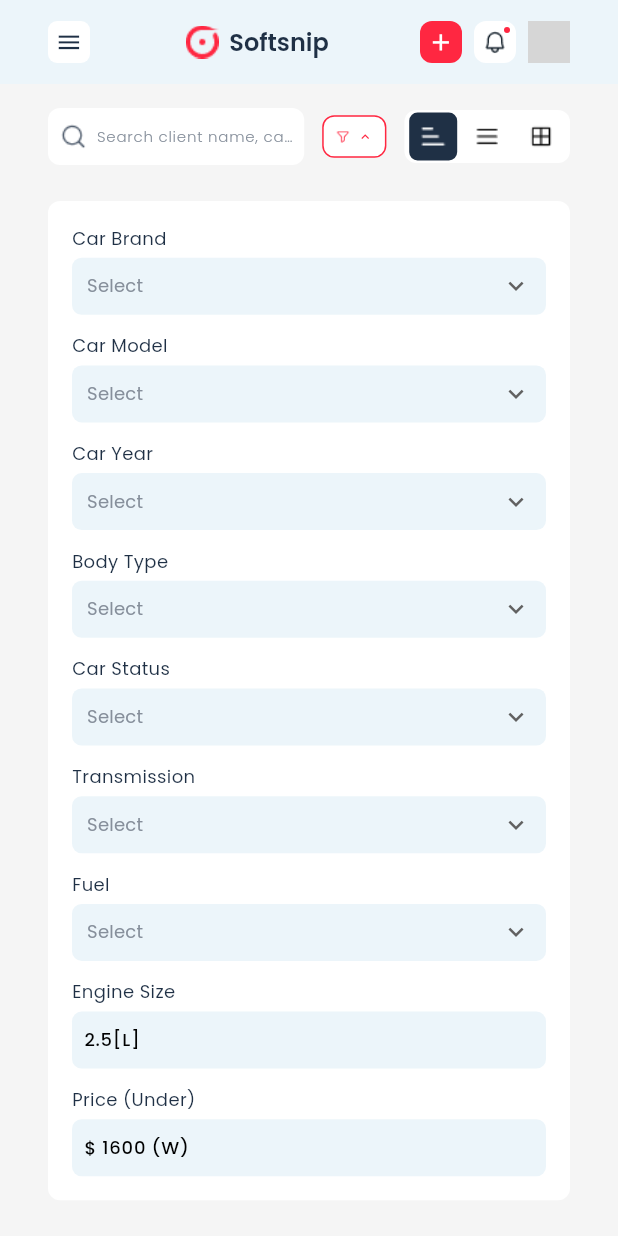
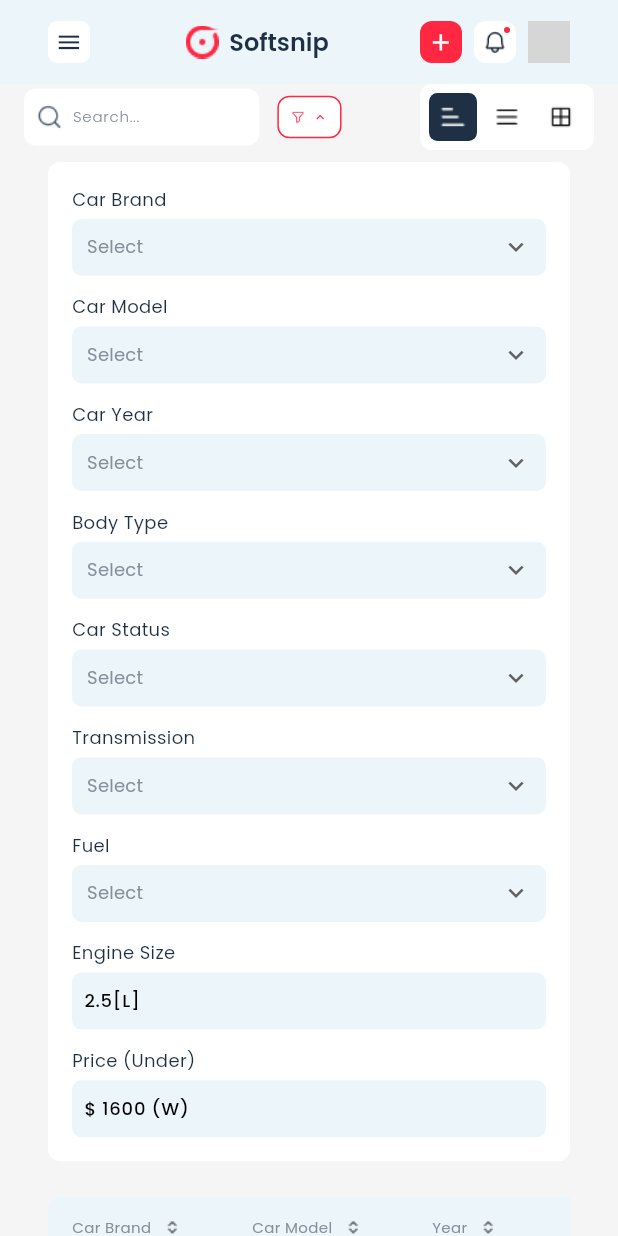
Before and after one commit to huzaifa-huzzi/Car_Rental_Project, a Flutter app: the screen it shows after launch, after a tap on the "keyboard arrow down" icon, on a phone screen of 412 x 824 dp. Run offline on Flutter 3.47's test engine with Material 3 defaults, Android fonts, the light colour scheme and no system bars; our stand-ins replace dotted_border, file_picker, get, go_router, google_fonts, url_strategy; network calls fail; grey boxes are pictures that could not be loaded.

Commit message:
Responsivness issue of cardListItem Done

```diff
--- a/lib/Car Inventory/AddingCar/AddingCar.dart
+++ b/lib/Car Inventory/AddingCar/AddingCar.dart
@@ -9,7 +9,7 @@ class AddingCarScreen extends StatelessWidget {
   @override
   Widget build(BuildContext context) {
 
-    // ✅ VARIABLES ALWAYS HERE
+
     final bool isMobile = AppSizes.isMobile(context);
     final bool isTablet = AppSizes.isTablet(context);
     final bool isWeb = AppSizes.isWeb(context);
--- a/lib/Car Inventory/Car Directory/CarInventoryController.dart
+++ b/lib/Car Inventory/Car Directory/CarInventoryController.dart
@@ -45,46 +45,40 @@ class CarInventoryController extends GetxController {
   /// Reusable Widget Controller
    // pagination  Widget
   final RxInt currentPage = 1.obs;
-  final int pageSize = 8;
+
+  // Make pageSize reactive
+  final RxInt pageSize = 8.obs;
 
   RxList<Map<String, dynamic>> carList = <Map<String, dynamic>>[].obs;
 
-
-  int get totalPages => (carList.length / pageSize).ceil();
-
+  int get totalPages => (carList.length / pageSize.value).ceil();
 
   RxList<Map<String, dynamic>> get displayedCarList {
-    int start = (currentPage.value - 1) * pageSize;
-    int end = start + pageSize;
-    if (end > carList.length) {
-      end = carList.length;
-    }
-
+    int start = (currentPage.value - 1) * pageSize.value;
+    int end = start + pageSize.value;
+    if (end > carList.length) end = carList.length;
 
     if (carList.isEmpty) return <Map<String, dynamic>>[].obs;
 
     return carList.sublist(start, end).obs;
   }
 
-
   void goToPreviousPage() {
-    if (currentPage.value > 1) {
-      currentPage.value--;
-    }
+    if (currentPage.value > 1) currentPage.value--;
   }
 
-
   void goToNextPage() {
-    if (currentPage.value < totalPages) {
-      currentPage.value++;
-    }
+    if (currentPage.value < totalPages) currentPage.value++;
   }
 
+  void goToPage(int page) {
+    if (page >= 1 && page <= totalPages) currentPage.value = page;
+  }
 
-  void goToPage(int page) {
-    if (page >= 1 && page <= totalPages) {
-      currentPage.value = page;
-    }
+  /// Set a new page size from dropdown
+  void setPageSize(int newSize) {
+    pageSize.value = newSize;
+    currentPage.value = 1;
   }
 
 
--- a/lib/Car Inventory/Car Directory/ListViewScreen/ListViewScreen.dart
+++ b/lib/Car Inventory/Car Directory/ListViewScreen/ListViewScreen.dart
@@ -12,7 +12,8 @@ class ListViewScreen extends StatelessWidget {
   Widget build(BuildContext context) {
     final isMobile = AppSizes.isMobile(context);
     final isTab = AppSizes.isTablet(context);
-    final needHorizontalScroll = isMobile || isTab;
+    final isWeb = AppSizes.isWeb(context);
+    final needHorizontalScroll = isMobile || isTab || isWeb; // web also scrollable now
     final tablePadding = AppSizes.padding(context);
     final baseVerticalSpace = AppSizes.verticalPadding(context);
 
@@ -20,7 +21,6 @@ class ListViewScreen extends StatelessWidget {
       builder: (context, constraints) {
         Widget cardListContent = Column(
           children: [
-
             CarListCard(
               image: ImageString.astonPic,
               name: "Aston",
@@ -32,15 +32,11 @@ class ListViewScreen extends StatelessWidget {
               status: "Available",
               regId: "HPC-982",
               onView: () {
-                context.push(
-                  '/cardetails',
-                  extra: {"hideMobileAppBar": true},
-                );
+                context.push('/cardetails', extra: {"hideMobileAppBar": true});
               },
               onEdit: () {},
               onDelete: () {},
             ),
-
             CarListCard(
               image: ImageString.bmwPic,
               name: "Range Rover",
@@ -52,17 +48,13 @@ class ListViewScreen extends StatelessWidget {
               status: "Maintenance",
               regId: "HPC-982",
               onView: () {
-                context.push(
-                  '/cardetails',
-                  extra: {"hideMobileAppBar": true},
-                );
+                context.push('/cardetails', extra: {"hideMobileAppBar": true});
               },
               onEdit: () {},
               onDelete: () {},
             ),
-
             CarListCard(
-              image:ImageString.bmwPic ,
+              image: ImageString.bmwPic,
               name: "BMW",
               secondname: "LX3",
               model: "2023",
@@ -72,15 +64,11 @@ class ListViewScreen extends StatelessWidget {
               status: "Available",
               regId: "HPC-982",
               onView: () {
-                context.push(
-                  '/cardetails',
-                  extra: {"hideMobileAppBar": true},
-                );
+                context.push('/cardetails', extra: {"hideMobileAppBar": true});
               },
               onEdit: () {},
               onDelete: () {},
             ),
-
             CarListCard(
               image: ImageString.audiPic,
               name: "Audi",
@@ -92,48 +80,32 @@ class ListViewScreen extends StatelessWidget {
               status: "unavailable",
               regId: "HPC-982",
               onView: () {
-                context.push(
-                  '/cardetails',
-                  extra: {"hideMobileAppBar": true},
-                );
+                context.push('/cardetails', extra: {"hideMobileAppBar": true});
               },
               onEdit: () {},
               onDelete: () {},
             ),
-            CarListCard(
-              image: ImageString.astonPic,
-              name: "Aston",
-              secondname: "Matrin",
-              model: "2025",
-              transmission: "Automatic",
-              capacity: "2 seats",
-              price: "\$130 / weekly",
-              status: "Available",
-              regId: "HPC-982",
-              onView: () {
-                context.push(
-                  '/cardetails',
-                  extra: {"hideMobileAppBar": true},
-                );
-              },
-              onEdit: () {},
-              onDelete: () {},
-            ),
-
-
             PaginationBar(isMobile: isMobile, tablePadding: tablePadding),
-
             SizedBox(height: baseVerticalSpace * 1.25),
           ],
         );
 
-
+        // Use horizontal scroll if needed
         if (needHorizontalScroll) {
           return SingleChildScrollView(
             scrollDirection: Axis.horizontal,
-            child: SizedBox(
-              width: 900,
-              child: cardListContent,
+            child: ConstrainedBox(
+              constraints: BoxConstraints(
+                minWidth: constraints.maxWidth,
+              ),
+              child: SizedBox(
+                width: isMobile
+                    ? 900
+                    : isTab
+                    ? 1000
+                    : isWeb ? 1100:1200,
+                child: cardListContent,
+              ),
             ),
           );
         } else {
--- a/lib/Car Inventory/Car Directory/ListViewScreen/Widgets/CarListItemWidget.dart
+++ b/lib/Car Inventory/Car Directory/ListViewScreen/Widgets/CarListItemWidget.dart
@@ -98,8 +98,6 @@ class _CarListCardState extends State<CarListCard> {
                     borderRadius: BorderRadius.only(
                       topLeft: Radius.circular(AppSizes.borderRadius(context)),
                       bottomLeft: Radius.circular(AppSizes.borderRadius(context)),
-                      bottomRight: Radius.circular(AppSizes.borderRadius(context)),
-                      topRight: Radius.circular(AppSizes.borderRadius(context)),
                     ),
                     border: Border.all(
                       color: isHover ? AppColors.primaryColor : Colors.transparent,
@@ -155,7 +153,7 @@ class _CarListCardState extends State<CarListCard> {
   }
   // carImage Widget
   Widget _buildCarImage(BuildContext context) {
-    double width = AppSizes.isWeb(context) ? 140 : 100;
+    double width = AppSizes.isWeb(context) ? 140 : 140;
 
     String img = widget.image.startsWith("assets/")
         ? widget.image
--- a/lib/Car Inventory/Car Directory/ReusableWidget/CardListHeaderWidget.dart
+++ b/lib/Car Inventory/Car Directory/ReusableWidget/CardListHeaderWidget.dart
@@ -23,69 +23,43 @@ class CardListHeaderWidget extends StatelessWidget {
   });
 
   @override
+  @override
   Widget build(BuildContext context) {
-    bool isMobile = AppSizes.isMobile(context);
-    bool isWeb = AppSizes.isWeb(context);
-
-    final CarInventoryController controller = Get.put(CarInventoryController());
+    final bool isMobile = AppSizes.isMobile(context);
+    final bool isTablet = AppSizes.isTablet(context);
+    final bool isWeb = AppSizes.isWeb(context);
+    final controller = Get.find<CarInventoryController>();
 
     final double screenWidth = MediaQuery.of(context).size.width;
+    final bool isSmallMobile = screenWidth <= 300;
+
+    const double minimumRowWidth = 720.0;
+    const double filterTextHideThreshold = 450.0;
+    const double tightSpacingThreshold = 380.0;
+
+    final double horizontalPadding =
+    screenWidth < 280 ? 4.0 : AppSizes.horizontalPadding(context);
+
+    final double smallSpacing =
+    screenWidth < 280 ? 4.0 : AppSizes.padding(context) * 0.75;
+
+    final double buttonHeight =
+    isMobile ? 38.0 : AppSizes.buttonHeight(context) * 0.8;
+
+    final bool showFilterText =
+        screenWidth >= filterTextHideThreshold && !isMobile;
+
+    final double viewToggleSize =
+    isSmallMobile ? 28.0 : isMobile ? 32.0 : buttonHeight * 0.85;
 
 
-    const double narrowThreshold = 350.0;
-    const double veryNarrowThreshold = 280.0;
-    const double tightSpacingThreshold = 380.0;
-    const double filterTextHideThreshold = 450.0;
-    const double overflowFixThreshold = 400.0;
-
-
-
-    final double horizontalPadding = screenWidth < veryNarrowThreshold ? 4.0 : AppSizes.horizontalPadding(context);
-
-    final double smallSpacing = screenWidth < veryNarrowThreshold ? 4.0 : AppSizes.padding(context) * 0.75;
-
-    final double buttonHeight = isMobile
-        ? 38.0
-        : AppSizes.buttonHeight(context) * 0.8;
-
-    final double searchBoxWidth = isMobile ? 140 : AppSizes.buttonWidth(context) * 1.5;
-
-
-    final bool showFilterText = screenWidth >= filterTextHideThreshold && !isMobile;
-
-
-    final double viewToggleSize = screenWidth < veryNarrowThreshold ? 28.0 : isMobile ? 32.0 : buttonHeight * 0.85;
-
-
-    return Column(
-      children: [
-        Container(
-          width: double.infinity,
-          padding: EdgeInsets.symmetric(
-            horizontal: horizontalPadding,
-            vertical: AppSizes.verticalPadding(context),
-          ),
-          child: Row(
-            mainAxisAlignment: MainAxisAlignment.spaceBetween,
-            children: [
-              Expanded(
-                child: Row(
-                  mainAxisSize: MainAxisSize.min,
-                  children: [
-                    // Search Box
-                    (isWeb)
-                        ? SizedBox(
-                      width: 260,
-                      child: Container(
+    Widget searchBar({required bool compact}) {
+      return Container(
         height: buttonHeight,
-                        padding: EdgeInsets.symmetric(
-                          horizontal: AppSizes.padding(context) * 0.5,
-                        ),
+        padding: EdgeInsets.symmetric(horizontal: AppSizes.padding(context) * 0.5),
         decoration: BoxDecoration(
           color: Colors.white,
-                          borderRadius: BorderRadius.circular(
-                            AppSizes.borderRadius(context),
-                          ),
+          borderRadius: BorderRadius.circular(AppSizes.borderRadius(context)),
         ),
         child: Row(
           children: [
@@ -99,13 +73,13 @@ class CardListHeaderWidget extends StatelessWidget {
             Expanded(
               child: TextField(
                 cursorColor: AppColors.blackColor,
-                                style: TTextTheme.titleTwo(context),
+                style: compact ? TTextTheme.smallX(context) : TTextTheme.titleTwo(context),
                 decoration: InputDecoration(
                   isCollapsed: true,
                   contentPadding: EdgeInsets.zero,
-                                  hintText: screenWidth < 350
+                  hintText: isMobile || isTablet
                       ? "Search..."
-                                      : "Search client name, car, etc...",
+                      : "Search client name, car, etc",
                   hintStyle: TTextTheme.smallX(context),
                   border: InputBorder.none,
                 ),
@@ -113,94 +87,32 @@ class CardListHeaderWidget extends StatelessWidget {
             ),
           ],
         ),
-                      ),
-                    )
-                        : Expanded(
-                      child: Container(
-                        height: buttonHeight,
-                        padding: EdgeInsets.symmetric(
-                          horizontal: AppSizes.padding(context) * 0.5,
-                        ),
-                        decoration: BoxDecoration(
-                          color: Colors.white,
-                          borderRadius: BorderRadius.circular(
-                            AppSizes.borderRadius(context),
-                          ),
-                        ),
-                        child: Row(
-                          children: [
-                            Image.asset(
-                              IconString.searchIcon,
-                              color: AppColors.secondTextColor,
-                              width: 18,
-                              height: 18,
-                            ),
-                            SizedBox(width: AppSizes.padding(context) * 0.4),
-                            Expanded(
-                              child: TextField(
-                                cursorColor: AppColors.blackColor,
-                                style: TTextTheme.smallX(context),
-                                decoration: InputDecoration(
-                                  isCollapsed: true,
-                                  contentPadding: EdgeInsets.zero,
-                                  hintText: screenWidth < 350
-                                      ? "Search..."
-                                      : "Search client name, car, etc...",
-                                  hintStyle: TTextTheme.smallX(context),
-                                  border: InputBorder.none,
-                                ),
-                              ),
-                            ),
-                          ],
-                        ),
-                      ),
-                    ),
+      );
+    }
 
-
-                    SizedBox(width: smallSpacing),
-
-                    // FILTER BUTTON
-                    Obx(() {
+    Widget filterButton = Obx(() {
       return _headerButton(
         context: context,
         icon: IconString.filterIcon,
         text: "Filter",
         isOpen: controller.isFilterOpen.value,
         showText: showFilterText,
-                        onTap: () {
-                          controller.toggleFilter();
-                          if (onFilter != null) onFilter!();
-                        },
+        onTap: controller.toggleFilter,
       );
-                    }),
-                  ],
-                ),
-              ),
+    });
 
-              SizedBox(width: smallSpacing),
+    Widget viewToggle = Obx(() {
+      final bool isUltraTight = screenWidth < tightSpacingThreshold;
+      final double gap = isUltraTight ? 1.0 : 4.0;
 
-              Obx(() {
-                final bool isUltraTight = screenWidth < tightSpacingThreshold;
-
-                final double buttonGap = isUltraTight ? 1.0 : 4.0;
-
-                final double addCarButtonSpacing = screenWidth < overflowFixThreshold ?
-                AppSizes.padding(context) * 0.75 :
-                AppSizes.padding(context) * 1.5;
-
-                return Row(
-                  mainAxisSize: MainAxisSize.min,
-                  children: [
-                    Container(
+      return Container(
         padding: EdgeInsets.symmetric(
-                        vertical: isUltraTight ? 2.0 : AppSizes.padding(context) * 0.1,
-                        horizontal: isUltraTight ? 4.0 : AppSizes.padding(context) * 0.2,
+          vertical: isUltraTight ? 2 : 6,
+          horizontal: isUltraTight ? 4 : 6,
         ),
         decoration: BoxDecoration(
           color: Colors.white,
-                        borderRadius: BorderRadius.circular(
-                          AppSizes.borderRadius(context),
-                        ),
+          borderRadius: BorderRadius.circular(AppSizes.borderRadius(context)),
         ),
         child: Row(
           mainAxisSize: MainAxisSize.min,
@@ -212,9 +124,7 @@ class CardListHeaderWidget extends StatelessWidget {
               onTap: () => controller.selectedView.value = 0,
               size: viewToggleSize,
             ),
-
-                          SizedBox(width: buttonGap),
-
+            SizedBox(width: gap),
             _selectableIconButton(
               context: context,
               iconPath: IconString.previewTwo,
@@ -222,9 +132,7 @@ class CardListHeaderWidget extends StatelessWidget {
               onTap: () => controller.selectedView.value = 1,
               size: viewToggleSize,
             ),
-
-                          SizedBox(width: buttonGap),
-
+            SizedBox(width: gap),
             _selectableIconButton(
               context: context,
               iconPath: IconString.previewThree,
@@ -234,33 +142,98 @@ class CardListHeaderWidget extends StatelessWidget {
             ),
           ],
         ),
+      );
+    });
+
+    Widget addCarButton = AddButton(
+      text: "Add Car",
+      width: 120,
+      onTap: () {
+        context.push('/addNewCar', extra: {"hideMobileAppBar": true});
+      },
+    );
+
+    return Column(
+      crossAxisAlignment: CrossAxisAlignment.stretch,
+      children: [
+        LayoutBuilder(
+          builder: (context, constraints) {
+            final double maxWidth = constraints.maxWidth;
+
+
+            if (maxWidth >= minimumRowWidth) {
+              return Container(
+                padding: EdgeInsets.symmetric(
+                  horizontal: horizontalPadding,
+                  vertical: AppSizes.verticalPadding(context),
+                ),
+                child: Row(
+                  children: [
+                    // LEFT SIDE
+                    Row(
+                      children: [
+                        SizedBox(width: 220, child: searchBar(compact: false)),
+                        SizedBox(width: smallSpacing),
+                        filterButton,
+                      ],
+                    ),
+                    const Spacer(),
+                    // RIGHT SIDE
+                    Row(
+                      children: [
+                        viewToggle,
+                        if (isWeb) ...[const SizedBox(width: 16), addCarButton],
+                      ],
+                    ),
+                  ],
+                ),
+              );
+            }
+
+            //  MOBILE / TABLET widget
+            final bool forceScroll = maxWidth < 200;
+
+            Widget content = Row(
+              crossAxisAlignment: CrossAxisAlignment.center,
+              children: [
+                // LEFT SIDE
+                Flexible(
+                  flex: 3,
+                  child: SizedBox(
+                    width: maxWidth < 260 ? 140 : 200,
+                    child: searchBar(compact: true),
+                  ),
+                ),
+                SizedBox(width: smallSpacing),
+                filterButton,
+                const Spacer(),
+                // RIGHT SIDE
+                viewToggle,
+                if (isWeb) ...[const SizedBox(width: 12), addCarButton],
+              ],
+            );
+
+            // SCROLL SAFETY
+            if (forceScroll) {
+              return SingleChildScrollView(
+                scrollDirection: Axis.horizontal,
+                child: Row(children: [content]),
+              );
+            }
+
+            return content;
+          },
         ),
 
-                    if (isWeb) ...[
-                      SizedBox(width: addCarButtonSpacing),
-                      AddButton(text: "Add Car", width: 120, onTap: () {
-                        context.push(
-                          '/addNewCar',
-                          extra: {"hideMobileAppBar": true},
-                        );
-                      }),
-                    ],
-                  ],
-                );
-              }),
-            ],
-          ),
-        ),
-
-        // FILTER AREA
         Obx(() {
           return controller.isFilterOpen.value
               ? _buildFilterContainer(context)
-              : SizedBox();
+              : const SizedBox.shrink();
         }),
       ],
     );
   }
+
 
   /// ----------Extra Widgets (used in the above code)----------///
 
--- a/lib/Car Inventory/Car Directory/ReusableWidget/PaginationWidget.dart
+++ b/lib/Car Inventory/Car Directory/ReusableWidget/PaginationWidget.dart
@@ -16,26 +16,29 @@ class PaginationBar extends StatelessWidget {
 
   @override
   Widget build(BuildContext context) {
-
-
     return Obx(() {
       final alignment = isMobile ? MainAxisAlignment.start : MainAxisAlignment.spaceBetween;
 
-      return Container(
-        padding: EdgeInsets.symmetric(horizontal: tablePadding, vertical: 12),
-        child: Row(
-          mainAxisAlignment: alignment,
-          children: [
+      Widget rowContent = Row(
+        mainAxisAlignment: alignment,
+        children: [
+          if (!isMobile) _resultsPerPageDropdown(context),
+          _paginationControls(context),
+        ],
+      );
 
-            if (!isMobile)
-              _resultsPerPageDropdown(context),
-
-            _paginationControls(context),
-          ],
-        ),
-      );
+      if (isMobile) {
+        return SingleChildScrollView(
+          scrollDirection: Axis.horizontal,
+          physics: const BouncingScrollPhysics(),
+          child: rowContent,
+        );
+      } else {
+        return rowContent;
+      }
     });
   }
+
 
 
   ///  RESULTS PER PAGE DROPDOWN (Left side content for web only )
@@ -83,47 +86,54 @@ class PaginationBar extends StatelessWidget {
   }
 
 
-  /// ----------------- PAGINATION CONTROLS (Prev | 1 2 3 4 | Next) -----------------
+  /// ----------------- PAGINATION CONTROLS -----------------
   Widget _paginationControls(BuildContext context) {
-
     final double buttonSize = isMobile ? 32 : 36;
 
     Widget prevButton = _pageButton(context, "Prev", onTap: () {}, isText: true);
-
-
     Widget nextButton = _pageButton(context, "Next", onTap: () {}, isText: true);
-
 
     List<Widget> pageButtons = [];
     final int total = controller.totalPages;
-
-
     int maxDisplayPages = total > 4 ? 4 : total;
 
     for (int i = 1; i <= maxDisplayPages; i++) {
       pageButtons.add(_pageButton(
         context,
         i.toString(),
-
         isSelected: controller.currentPage.value == i,
         onTap: () => controller.goToPage(i),
         size: buttonSize,
       ));
     }
 
-
-    return Row(
+    Widget paginationRow = Row(
+      mainAxisSize: MainAxisSize.min,
       children: [
         prevButton,
-        const SizedBox(width: 8),
-        ...pageButtons,
-        const SizedBox(width: 8),
+        const SizedBox(width: 4),
+        ...pageButtons.map((w) => Padding(
+          padding: const EdgeInsets.symmetric(horizontal: 2),
+          child: w,
+        )),
+        const SizedBox(width: 4),
         nextButton,
       ],
     );
+
+    if (isMobile) {
+      return SingleChildScrollView(
+        scrollDirection: Axis.horizontal,
+        physics: const BouncingScrollPhysics(),
+        child: paginationRow, // no ConstrainedBox
+      );
+    } else {
+      return paginationRow;
+    }
+
   }
 
-  /// ----------------- INDIVIDUAL PAGE BUTTON -----------------
+
   Widget _pageButton(BuildContext context, String text, {
     required VoidCallback onTap,
     bool isSelected = false,
--- a/lib/SideScreen/SidebarScreen.dart
+++ b/lib/SideScreen/SidebarScreen.dart
@@ -225,20 +225,13 @@ class SidebarScreen extends StatelessWidget {
     required Widget child,
     bool hideMobileAppBar = false,
   }) {
-    return Builder(builder: (context) {
-      bool isNarrowScreen = AppSizes.isMobile(context) || (MediaQuery.of(context).size.width < 1100 && !AppSizes.isMobile(context));
+    return SidebarScreen(
+      onTap: (value) {},
+      hideMobileAppBar: hideMobileAppBar,
+      child: child,
+    );
+  }
 
 
-      if (isNarrowScreen && hideMobileAppBar) {
-        return child;
-      } else {
-        return SidebarScreen(
-          onTap: (value) {},
-          hideMobileAppBar: hideMobileAppBar,
-          child: child,
-        );
-      }
-    });
-  }
 
 }
```
Lines whose indentation alone changed are shown as unchanged.
